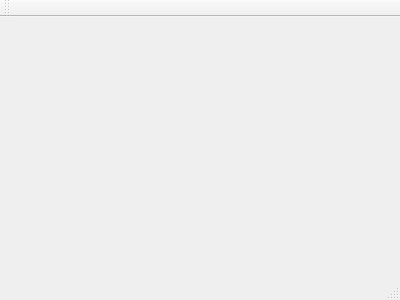
Before: the Qt Designer form Source/UUIDer/UUIDerMainWindow.ui in yxbh/UUIDer, drawn with Qt 5.
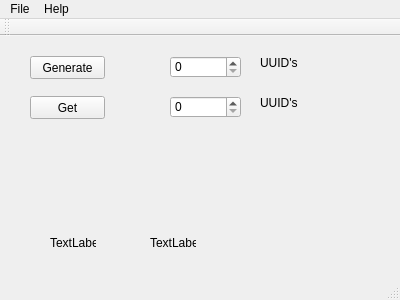
After: the same form once the commit is applied.

Commit message: basic widget layouts & first builds

The edit to the form file:
```diff
--- a/Source/UUIDer/UUIDerMainWindow.ui
+++ b/Source/UUIDer/UUIDerMainWindow.ui
@@ -12,13 +12,152 @@
   <property name="windowTitle" >
    <string>UUIDerMainWindow</string>
   </property>
-  <widget class="QMenuBar" name="menuBar" />
-  <widget class="QToolBar" name="mainToolBar" />
-  <widget class="QWidget" name="centralWidget" />
-  <widget class="QStatusBar" name="statusBar" />
+  <widget class="QWidget" name="centralWidget">
+   <widget class="QLabel" name="label">
+    <property name="geometry">
+     <rect>
+      <x>260</x>
+      <y>20</y>
+      <width>46</width>
+      <height>13</height>
+     </rect>
+    </property>
+    <property name="text">
+     <string>UUID's</string>
+    </property>
+   </widget>
+   <widget class="QLabel" name="label_2">
+    <property name="geometry">
+     <rect>
+      <x>260</x>
+      <y>60</y>
+      <width>46</width>
+      <height>13</height>
+     </rect>
+    </property>
+    <property name="text">
+     <string>UUID's</string>
+    </property>
+   </widget>
+   <widget class="QLabel" name="label_3">
+    <property name="geometry">
+     <rect>
+      <x>50</x>
+      <y>200</y>
+      <width>46</width>
+      <height>13</height>
+     </rect>
+    </property>
+    <property name="text">
+     <string>TextLabel</string>
+    </property>
+   </widget>
+   <widget class="QLabel" name="label_4">
+    <property name="geometry">
+     <rect>
+      <x>150</x>
+      <y>200</y>
+      <width>46</width>
+      <height>13</height>
+     </rect>
+    </property>
+    <property name="text">
+     <string>TextLabel</string>
+    </property>
+   </widget>
+   <widget class="QPushButton" name="pushButton">
+    <property name="geometry">
+     <rect>
+      <x>30</x>
+      <y>20</y>
+      <width>75</width>
+      <height>23</height>
+     </rect>
+    </property>
+    <property name="text">
+     <string>Generate</string>
+    </property>
+   </widget>
+   <widget class="QPushButton" name="pushButton_2">
+    <property name="geometry">
+     <rect>
+      <x>30</x>
+      <y>60</y>
+      <width>75</width>
+      <height>23</height>
+     </rect>
+    </property>
+    <property name="text">
+     <string>Get</string>
+    </property>
+   </widget>
+   <widget class="QSpinBox" name="spinBox">
+    <property name="geometry">
+     <rect>
+      <x>170</x>
+      <y>20</y>
+      <width>71</width>
+      <height>22</height>
+     </rect>
+    </property>
+   </widget>
+   <widget class="QSpinBox" name="spinBox_2">
+    <property name="geometry">
+     <rect>
+      <x>170</x>
+      <y>60</y>
+      <width>71</width>
+      <height>22</height>
+     </rect>
+    </property>
+   </widget>
+  </widget>
+  <widget class="QMenuBar" name="menuBar">
+   <property name="geometry">
+    <rect>
+     <x>0</x>
+     <y>0</y>
+     <width>400</width>
+     <height>21</height>
+    </rect>
+   </property>
+   <widget class="QMenu" name="menuFile">
+    <property name="title">
+     <string>File</string>
+    </property>
+   </widget>
+   <widget class="QMenu" name="menuHelp">
+    <property name="title">
+     <string>Help</string>
+    </property>
+    <addaction name="action"/>
+    <addaction name="separator"/>
+    <addaction name="actionAbout"/>
+   </widget>
+   <addaction name="menuFile"/>
+   <addaction name="menuHelp"/>
+  </widget>
+  <widget class="QToolBar" name="mainToolBar">
+   <attribute name="toolBarArea">
+    <enum>TopToolBarArea</enum>
+   </attribute>
+   <attribute name="toolBarBreak">
+    <bool>false</bool>
+   </attribute>
+  </widget>
+  <widget class="QStatusBar" name="statusBar"/>
+  <action name="action">
+   <property name="text">
+    <string>???</string>
+   </property>
+  </action>
+  <action name="actionAbout">
+   <property name="text">
+    <string>About</string>
+   </property>
+  </action>
  </widget>
- <layoutDefault spacing="6" margin="11" />
- <pixmapfunction></pixmapfunction>
+ <layoutdefault spacing="6" margin="11"/>
  <resources/>
  <connections/>
 </ui>
```
Left out of the diff: 9 changed lines with no effect on the pictures. The commit also changes 4 other files.
